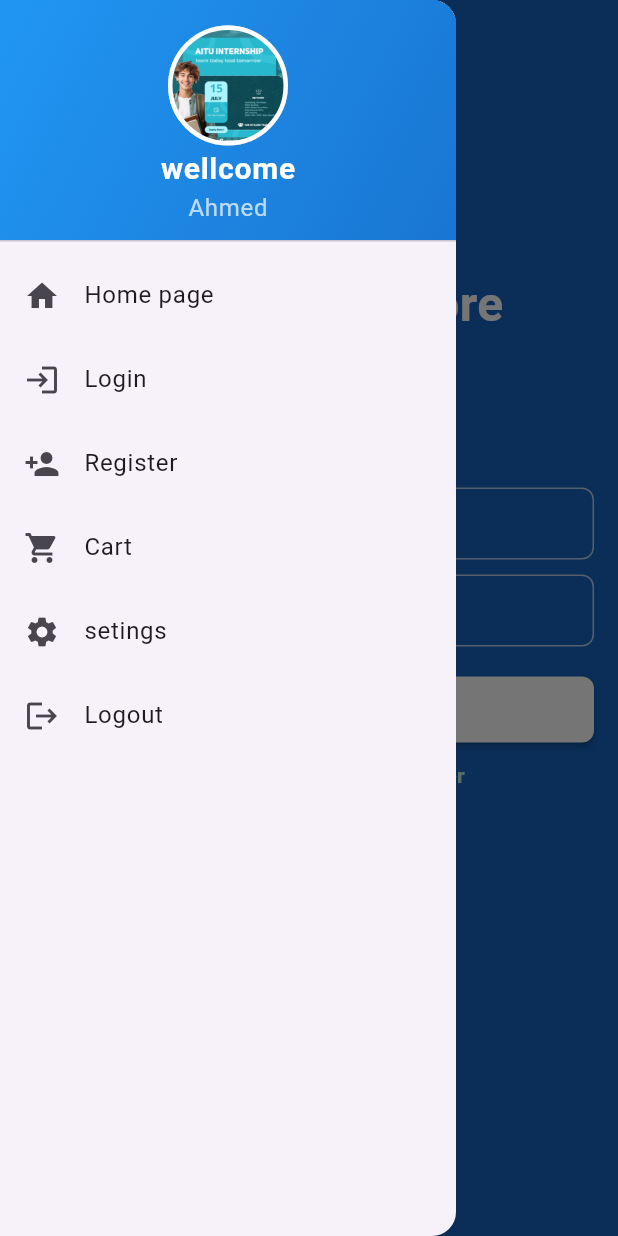
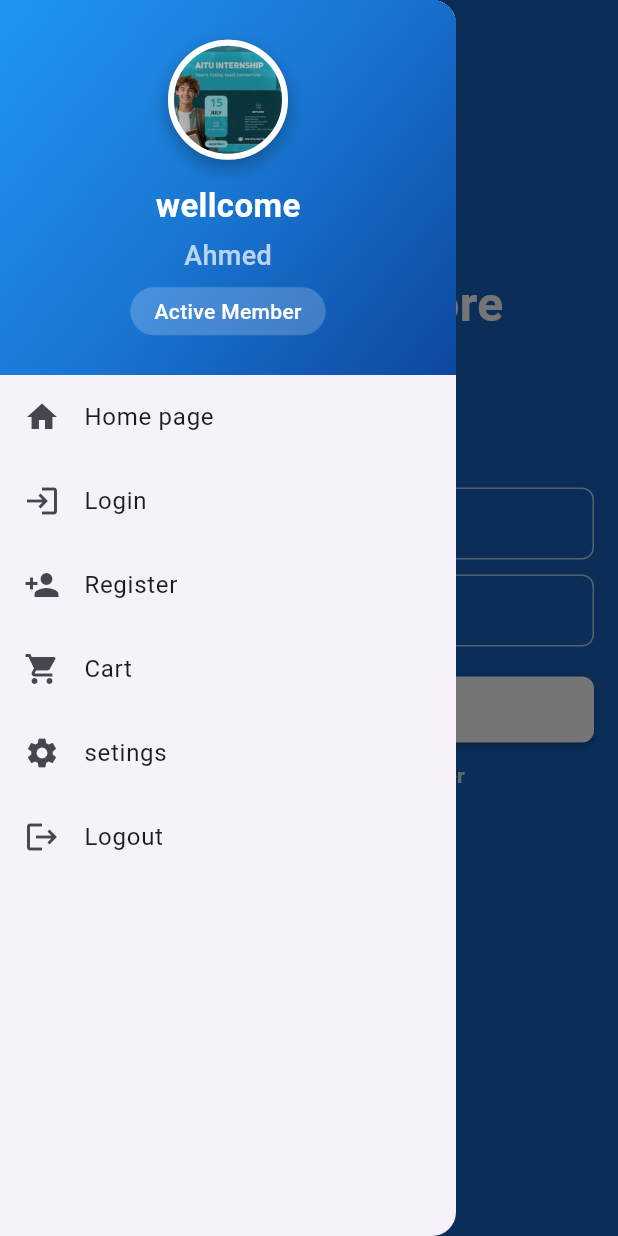
Before and after one commit to ahmedhamadabakr/ecommerce-app, a Flutter app: the LoginPage screen opened by its route, with the side drawer open, on a phone screen of 412 x 824 dp. Run offline on Flutter 3.47's test engine with Material 3 defaults, Android fonts, the phone set to English and light mode, and no system bars; our stand-ins replace get.

Commit message:
Remove CustomMenuScreen and MenuController; enhance OpenDrawer with improved UI elements including a larger header, updated profile picture styling, and additional user information.

```diff
--- a/lib/widget/open_drawer.dart
+++ b/lib/widget/open_drawer.dart
@@ -11,44 +11,75 @@ class OpenDrawer extends StatelessWidget {
       child: ListView(
         padding: EdgeInsets.zero,
         children: [
-          DrawerHeader(
+          Container(
+            height: 250, // تكبير المساحة
             decoration: BoxDecoration(
               gradient: LinearGradient(
                 begin: Alignment.topLeft,
                 end: Alignment.bottomRight,
-                colors: [Colors.blue, Colors.blue.shade700],
+                colors: [
+                  Colors.blue,
+                  Colors.blue.shade700,
+                  Colors.blue.shade900,
+                ],
               ),
             ),
             child: Column(
               mainAxisAlignment: MainAxisAlignment.center,
               children: [
-
                 // Profile Picture
                 CircleAvatar(
                   radius: 40,
                   backgroundColor: Colors.white,
-                  backgroundImage: AssetImage(
-                    'assets/15.png',
-                  ), // Using existing image from assets
+                  backgroundImage: AssetImage('assets/15.png'),
                   child: Container(
                     decoration: BoxDecoration(
                       shape: BoxShape.circle,
-                      border: Border.all(color: Colors.white, width: 3),
+                      border: Border.all(color: Colors.white, width: 4),
+                      boxShadow: [
+                        BoxShadow(
+                          color: Colors.black.withOpacity(0.3),
+                          blurRadius: 10,
+                          offset: Offset(0, 5),
+                        ),
+                      ],
                     ),
                   ),
                 ),
+                SizedBox(height: 15), // مساحة أكبر بين الصورة والنص
                 // User Name
                 Text(
                   "wellcome",
                   style: TextStyle(
                     color: Colors.white,
-                    fontSize: 20,
+                    fontSize: 22, // تكبير الخط
                     fontWeight: FontWeight.bold,
                   ),
                 ),
+                SizedBox(height: 5),
                 Text(
                   "Ahmed",
-                  style: TextStyle(color: Colors.white70, fontSize: 16),
+                  style: TextStyle(
+                    color: Colors.white70,
+                    fontSize: 18, // تكبير الخط
+                    fontWeight: FontWeight.w500,
+                  ),
+                ),
+                SizedBox(height: 8),
+                Container(
+                  padding: EdgeInsets.symmetric(horizontal: 16, vertical: 6),
+                  decoration: BoxDecoration(
+                    color: Colors.white.withOpacity(0.2),
+                    borderRadius: BorderRadius.circular(20),
+                  ),
+                  child: Text(
+                    "Active Member",
+                    style: TextStyle(
+                      color: Colors.white,
+                      fontSize: 14,
+                      fontWeight: FontWeight.w500,
+                    ),
+                  ),
                 ),
               ],
             ),
```
Also changed, not shown: lib/widget/custom_menu_app.dart (deleted, +0 -77 lines).
